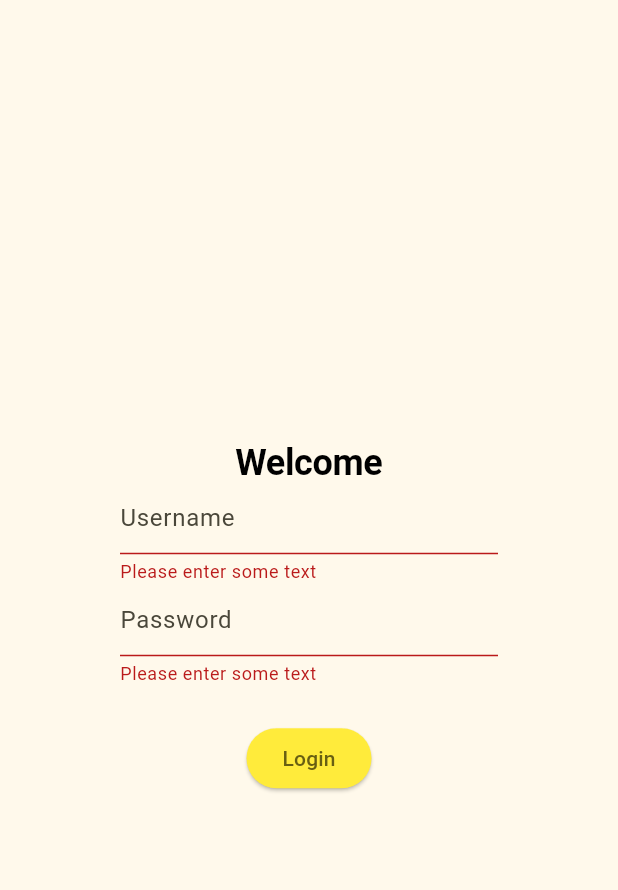
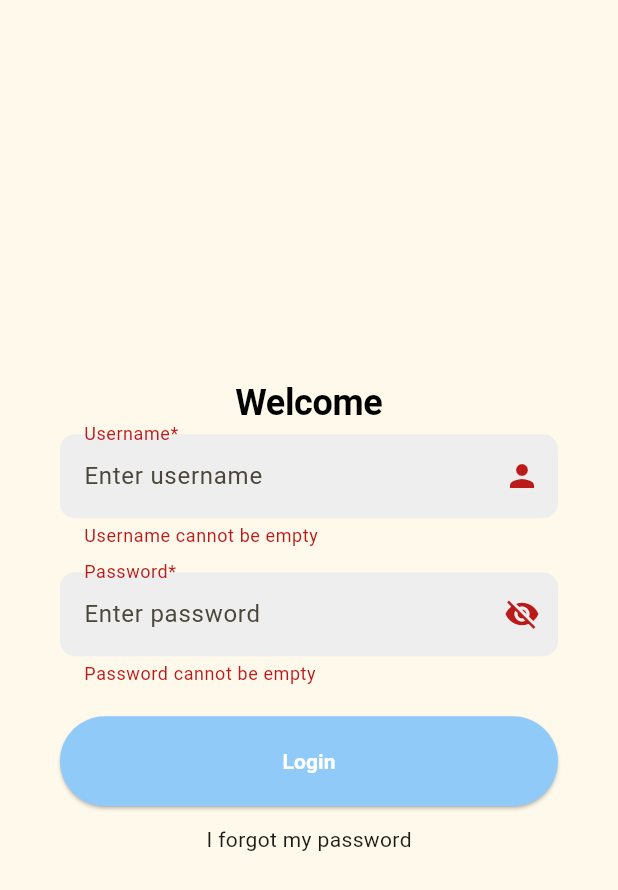
Before and after one commit to zhenguet/Flutter, a Flutter app: the screen it shows after launch, after a tap on "Login", on a phone screen of 412 x 824 dp. Shown: the top 890 px of the screen. Run offline on Flutter 3.47's test engine with Material 3 defaults, Android fonts, the phone set to English and light mode, and no system bars; our stand-ins replace go_router, google_maps_flutter; missing offline and left inert: window_size; Roboto replaces fonts that are missing (Corben).

Commit message:
update login UI

```diff
--- a/lib/screens/login/login.dart
+++ b/lib/screens/login/login.dart
@@ -12,6 +12,7 @@ class LoginScreen extends StatefulWidget {
 
 class LoginFormState extends State<LoginScreen> {
   final _formKey = GlobalKey<FormState>();
+  bool passwordVisible = false;
 
   @override
   Widget build(BuildContext context) {
@@ -20,7 +21,7 @@ class LoginFormState extends State<LoginScreen> {
       key: _formKey,
       child: Center(
         child: Container(
-          padding: const EdgeInsets.all(80.0),
+          padding: const EdgeInsets.all(40.0),
           child: Column(
             mainAxisAlignment: MainAxisAlignment.center,
             children: [
@@ -28,33 +29,76 @@ class LoginFormState extends State<LoginScreen> {
                 'Welcome',
                 style: Theme.of(context).textTheme.displayLarge,
               ),
-              TextFormField(
-                decoration: const InputDecoration(
-                  hintText: 'Username',
+              Container(
+                margin: const EdgeInsets.symmetric(
+                  vertical: 8,
                 ),
+                child: TextFormField(
+                  decoration: InputDecoration(
+                    hintText: 'Enter username',
+                    labelText: 'Username*',
+                    suffixIcon: const Icon(Icons.person),
+                    floatingLabelBehavior: FloatingLabelBehavior.always,
+                    filled: true,
+                    fillColor: Colors.grey[200],
+                    border: OutlineInputBorder(
+                      borderRadius: BorderRadius.circular(10),
+                      borderSide: BorderSide.none,
+                    ),
+                  ),
+                  obscureText: true,
                   validator: (value) {
                     if (value == null || value.isEmpty) {
-                    return 'Please enter some text';
+                      return 'Username cannot be empty';
                     }
                     return null;
                   },
                 ),
-              TextFormField(
-                decoration: const InputDecoration(
-                  hintText: 'Password',
               ),
-                obscureText: true,
+              Container(
+                margin: const EdgeInsets.symmetric(
+                  vertical: 8,
+                ),
+                child: TextFormField(
+                  decoration: InputDecoration(
+                    hintText: 'Enter password',
+                    labelText: 'Password*',
+                    suffixIcon: IconButton(
+                      icon: Icon(
+                        passwordVisible
+                            ? Icons.visibility
+                            : Icons.visibility_off,
+                      ),
+                      onPressed: () {
+                        setState(() {
+                          passwordVisible = !passwordVisible;
+                        });
+                      },
+                    ),
+                    floatingLabelBehavior: FloatingLabelBehavior.always,
+                    filled: true,
+                    fillColor: Colors.grey[200],
+                    border: OutlineInputBorder(
+                      borderRadius: BorderRadius.circular(10),
+                      borderSide: BorderSide.none,
+                    ),
+                  ),
+                  obscureText: !passwordVisible,
                   validator: (value) {
                     if (value == null || value.isEmpty) {
-                    return 'Please enter some text';
+                      return 'Password cannot be empty';
                     }
                     return null;
                   },
                 ),
-              const SizedBox(
-                height: 24,
               ),
-              ElevatedButton(
+              Container(
+                margin: const EdgeInsets.symmetric(
+                  vertical: 12,
+                ),
+                width: double.infinity,
+                height: 60,
+                child: ElevatedButton(
                   onPressed: () {
                     if (_formKey.currentState!.validate()) {
                       ScaffoldMessenger.of(context).showSnackBar(
@@ -64,10 +108,18 @@ class LoginFormState extends State<LoginScreen> {
                     }
                   },
                   style: ElevatedButton.styleFrom(
-                  backgroundColor: Colors.yellow,
+                    backgroundColor: Colors.blue[200],
+                    padding: const EdgeInsets.symmetric(
+                        vertical: 16, horizontal: 32),
                   ),
-                child: const Text('Login'),
-              )
+                  child: const Text(
+                    'Login',
+                    style: TextStyle(
+                        color: Colors.white, fontWeight: FontWeight.bold),
+                  ),
+                ),
+              ),
+              const Text("I forgot my password")
             ],
           ),
         ),
```
Also changed, not shown: 3 other files. Lines whose indentation alone changed are shown as unchanged.
